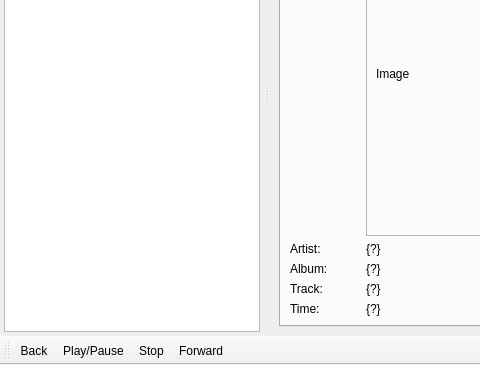
Old version of the form main_interface.ui in the repository aglavic/sonos_library_browser; both pictures show x 0 to 480 and y 153 to 518 of the 820 by 518 pixel window.
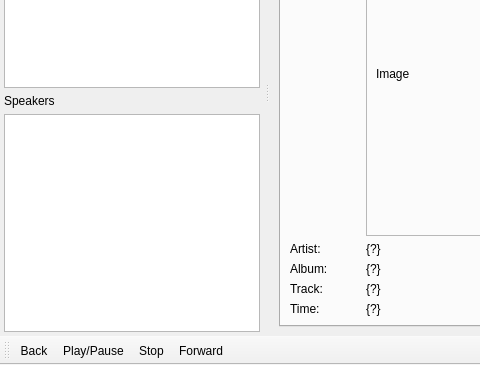
New version of the form. Custom widgets are drawn as their Qt base class.

Commit message: Add conda environment .yml and list of speakers

Patch:
```diff
--- a/main_interface.ui
+++ b/main_interface.ui
@@ -317,6 +317,16 @@
        </property>
       </widget>
      </item>
+     <item>
+      <widget class="QLabel" name="label_7">
+       <property name="text">
+        <string>Speakers</string>
+       </property>
+      </widget>
+     </item>
+     <item>
+      <widget class="QListWidget" name="speakerList"/>
+     </item>
     </layout>
    </widget>
   </widget>
```
The commit also changes 3 other files.
